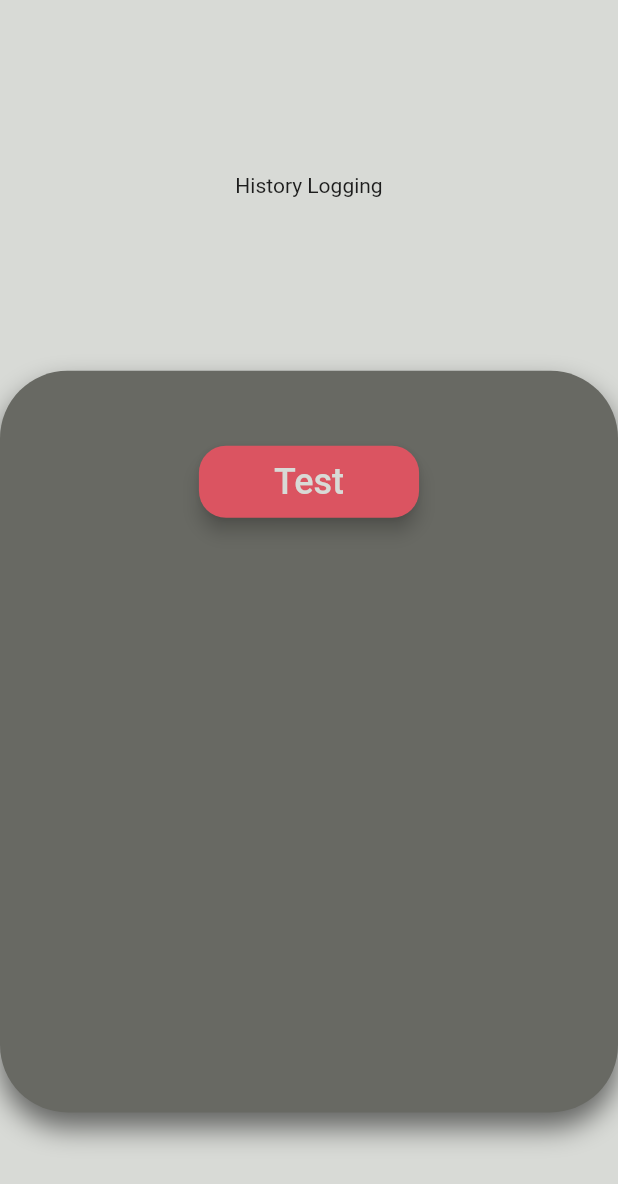
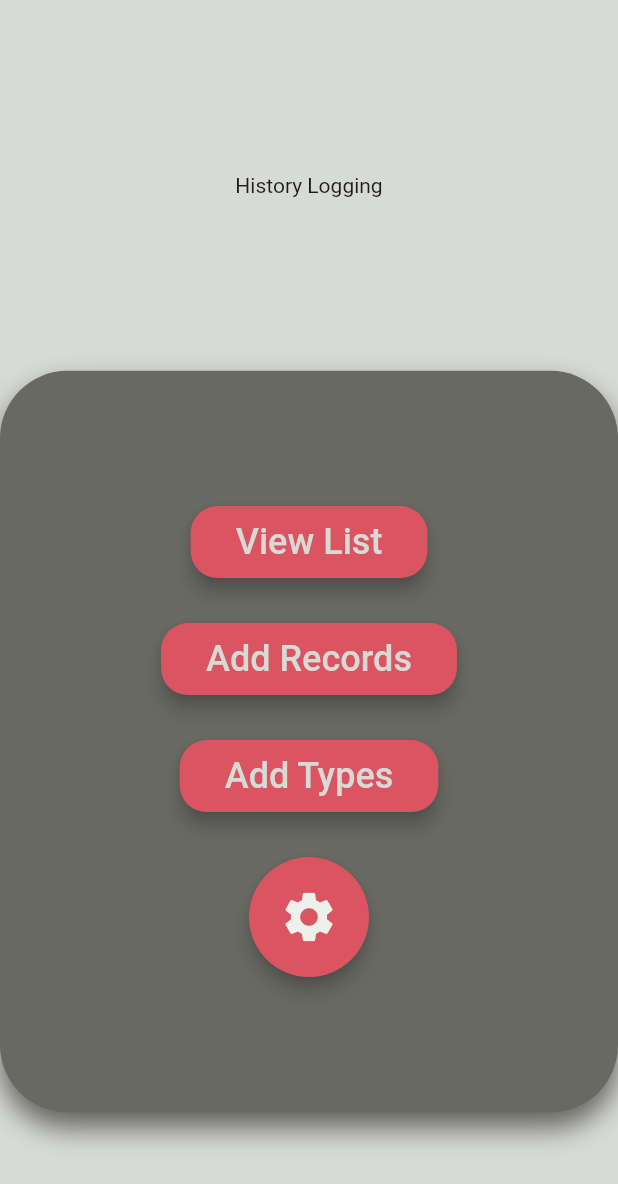
Before and after one commit to mattdbarnett/activito-app, a Flutter app: the screen it shows after launch, on a phone screen of 412 x 824 dp. Shown: the top 1184 px of the screen. Run offline on Flutter 3.47's test engine with Material 2 defaults, Android fonts, the phone set to English and light mode, and no system bars.

Commit message:
Made normal home buttons a dynamic class

```diff
--- a/lib/pages/home.dart
+++ b/lib/pages/home.dart
@@ -1,5 +1,4 @@
 
-import 'package:flutter/cupertino.dart';
 import 'package:flutter/material.dart';
 import 'package:history_logging_app/classes/colours.dart';
 
@@ -45,31 +44,36 @@ class _HistoryHomeState extends State<HistoryHome> {
               ],
             ),
             child: Container(
-              padding: const EdgeInsets.all(50),
+              padding: const EdgeInsets.all(40),
               child: Column(
+                mainAxisAlignment: MainAxisAlignment.center,
+                crossAxisAlignment: CrossAxisAlignment.center,
                 children: [
-                  TextButton(
-                    onPressed: () {  },
-                    child: const Text(
-                      "Test",
-                      style: TextStyle(
-                        color: HistColours.cBack,
-                        fontSize: 24,
-                        fontWeight: FontWeight.w500,
+                  menuButton("View List", screenWidth),
+                  const SizedBox(height: 30),
+                  menuButton("Add Records", screenWidth),
+                  const SizedBox(height: 30),
+                  menuButton("Add Types", screenWidth),
+                  const SizedBox(height: 30),
+                  Row(
+                    mainAxisAlignment: MainAxisAlignment.center,
+                    crossAxisAlignment: CrossAxisAlignment.center,
+                    children: [
+                      TextButton(
+                        style: TextButton.styleFrom(
+                          backgroundColor: HistColours.cHighlight,
+                          elevation: 5,
+                          fixedSize: const Size.fromRadius(40),
+                          shape: const CircleBorder(),
+                        ),
+                        onPressed: () {},
+                        child: const Icon(
+                          Icons.settings,
+                          size: 40,
+                          color: HistColours.cText,
+                        ),
                       ),
-                    ),
-                    style: TextButton.styleFrom(
-                      padding: EdgeInsets.only(
-                        top: 10,
-                        bottom: 10,
-                        left: 50,
-                        right: 50,
-                      ),
-                      backgroundColor: HistColours.cHighlight,
-                      elevation: 5,
-                      shape: RoundedRectangleBorder(
-                          borderRadius: BorderRadius.circular(18.0)),
-                    ),
+                    ],
                   )
                 ],
               ),
@@ -83,3 +87,29 @@ class _HistoryHomeState extends State<HistoryHome> {
     );
   }
 }
+
+TextButton menuButton(String titleText, double screenWidth) {
+  return TextButton(
+    onPressed: () {  },
+    child: Text(
+      titleText,
+      style: const TextStyle(
+        color: HistColours.cBack,
+        fontWeight: FontWeight.w500,
+        fontSize: 24,
+      ),
+    ),
+    style: TextButton.styleFrom(
+      padding: EdgeInsets.only(
+        top: 10,
+        bottom: 10,
+        left: 30,
+        right: 30,
+      ),
+      backgroundColor: HistColours.cHighlight,
+      elevation: 5,
+      shape: RoundedRectangleBorder(
+          borderRadius: BorderRadius.circular(18.0)),
+    ),
+  );
+}
```
